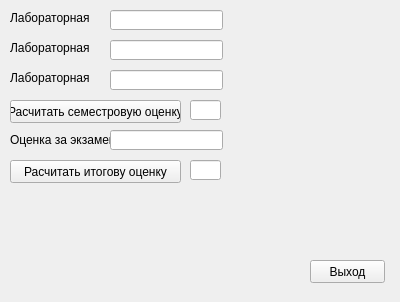
This is mainwindow.ui in bsu-mmf-2k4g2019/lab-1-LeynadOrsvit as Qt 5 draws it before an edit. The edited form follows.
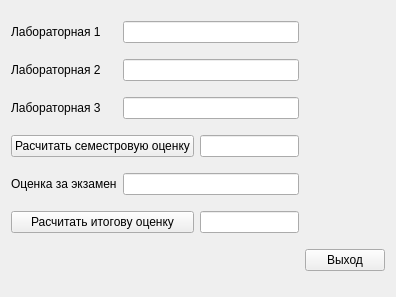
This is the edited form.

What changed in the file:
```diff
--- a/mainwindow.ui
+++ b/mainwindow.ui
@@ -9,168 +9,134 @@
    <rect>
     <x>0</x>
     <y>0</y>
-    <width>400</width>
-    <height>302</height>
+    <width>396</width>
+    <height>297</height>
    </rect>
   </property>
   <property name="windowTitle">
    <string>MainWindow</string>
   </property>
+  <property name="layoutDirection">
+   <enum>Qt::LeftToRight</enum>
+  </property>
   <property name="autoFillBackground">
    <bool>false</bool>
   </property>
   <widget class="QWidget" name="centralWidget">
-   <widget class="QPushButton" name="pushButton">
-    <property name="geometry">
-     <rect>
-      <x>310</x>
-      <y>260</y>
-      <width>75</width>
-      <height>23</height>
-     </rect>
-    </property>
-    <property name="text">
-     <string>Выход</string>
-    </property>
-   </widget>
+   <layout class="QGridLayout" name="gridLayout">
+    <item row="0" column="0">
    <widget class="QLabel" name="label">
-    <property name="geometry">
-     <rect>
-      <x>10</x>
-      <y>10</y>
-      <width>81</width>
-      <height>16</height>
-     </rect>
+      <property name="layoutDirection">
+       <enum>Qt::LeftToRight</enum>
     </property>
     <property name="text">
      <string>Лабораторная 1</string>
     </property>
    </widget>
+    </item>
+    <item row="0" column="1" colspan="2">
+     <widget class="QLineEdit" name="lineEdit">
+      <property name="layoutDirection">
+       <enum>Qt::LeftToRight</enum>
+      </property>
+     </widget>
+    </item>
+    <item row="1" column="0">
    <widget class="QLabel" name="label_2">
-    <property name="geometry">
-     <rect>
-      <x>10</x>
-      <y>40</y>
-      <width>81</width>
-      <height>16</height>
-     </rect>
+      <property name="layoutDirection">
+       <enum>Qt::LeftToRight</enum>
     </property>
     <property name="text">
      <string>Лабораторная 2</string>
     </property>
    </widget>
+    </item>
+    <item row="1" column="1" colspan="2">
+     <widget class="QLineEdit" name="lineEdit_2">
+      <property name="layoutDirection">
+       <enum>Qt::LeftToRight</enum>
+      </property>
+     </widget>
+    </item>
+    <item row="2" column="0">
    <widget class="QLabel" name="label_3">
-    <property name="geometry">
-     <rect>
-      <x>10</x>
-      <y>70</y>
-      <width>81</width>
-      <height>16</height>
-     </rect>
+      <property name="layoutDirection">
+       <enum>Qt::LeftToRight</enum>
     </property>
     <property name="text">
      <string>Лабораторная 3</string>
     </property>
    </widget>
-   <widget class="QLineEdit" name="lineEdit">
-    <property name="geometry">
-     <rect>
-      <x>110</x>
-      <y>10</y>
-      <width>113</width>
-      <height>20</height>
-     </rect>
-    </property>
-   </widget>
-   <widget class="QLineEdit" name="lineEdit_2">
-    <property name="geometry">
-     <rect>
-      <x>110</x>
-      <y>40</y>
-      <width>113</width>
-      <height>20</height>
-     </rect>
-    </property>
-   </widget>
+    </item>
+    <item row="2" column="1" colspan="2">
    <widget class="QLineEdit" name="lineEdit_3">
-    <property name="geometry">
-     <rect>
-      <x>110</x>
-      <y>70</y>
-      <width>113</width>
-      <height>20</height>
-     </rect>
-    </property>
-   </widget>
+      <property name="layoutDirection">
+       <enum>Qt::LeftToRight</enum>
+      </property>
+     </widget>
+    </item>
+    <item row="3" column="0" colspan="2">
    <widget class="QPushButton" name="pushButton_2">
-    <property name="geometry">
-     <rect>
-      <x>10</x>
-      <y>100</y>
-      <width>171</width>
-      <height>23</height>
-     </rect>
+      <property name="layoutDirection">
+       <enum>Qt::LeftToRight</enum>
     </property>
     <property name="text">
      <string>Расчитать семестровую оценку</string>
     </property>
    </widget>
+    </item>
+    <item row="3" column="2">
+     <widget class="QLineEdit" name="lineEdit_5">
+      <property name="layoutDirection">
+       <enum>Qt::LeftToRight</enum>
+      </property>
+     </widget>
+    </item>
+    <item row="4" column="0">
    <widget class="QLabel" name="label_4">
-    <property name="geometry">
-     <rect>
-      <x>10</x>
-      <y>130</y>
-      <width>101</width>
-      <height>20</height>
-     </rect>
+      <property name="layoutDirection">
+       <enum>Qt::LeftToRight</enum>
     </property>
     <property name="text">
      <string>Оценка за экзамен</string>
     </property>
    </widget>
+    </item>
+    <item row="4" column="1" colspan="2">
    <widget class="QLineEdit" name="lineEdit_4">
-    <property name="geometry">
-     <rect>
-      <x>110</x>
-      <y>130</y>
-      <width>113</width>
-      <height>20</height>
-     </rect>
-    </property>
-   </widget>
-   <widget class="QLineEdit" name="lineEdit_5">
-    <property name="geometry">
-     <rect>
-      <x>190</x>
-      <y>100</y>
-      <width>31</width>
-      <height>20</height>
-     </rect>
-    </property>
-   </widget>
+      <property name="layoutDirection">
+       <enum>Qt::LeftToRight</enum>
+      </property>
+     </widget>
+    </item>
+    <item row="5" column="0" colspan="2">
    <widget class="QPushButton" name="pushButton_3">
-    <property name="geometry">
-     <rect>
-      <x>10</x>
-      <y>160</y>
-      <width>171</width>
-      <height>23</height>
-     </rect>
+      <property name="layoutDirection">
+       <enum>Qt::LeftToRight</enum>
     </property>
     <property name="text">
      <string>Расчитать итогову оценку</string>
     </property>
    </widget>
+    </item>
+    <item row="5" column="2">
    <widget class="QLineEdit" name="lineEdit_6">
-    <property name="geometry">
-     <rect>
-      <x>190</x>
-      <y>160</y>
-      <width>31</width>
-      <height>20</height>
-     </rect>
-    </property>
-   </widget>
+      <property name="layoutDirection">
+       <enum>Qt::LeftToRight</enum>
+      </property>
+     </widget>
+    </item>
+    <item row="6" column="3">
+     <widget class="QPushButton" name="pushButton">
+      <property name="layoutDirection">
+       <enum>Qt::LeftToRight</enum>
+      </property>
+      <property name="text">
+       <string>Выход</string>
+      </property>
+     </widget>
+    </item>
+   </layout>
   </widget>
  </widget>
  <layoutdefault spacing="6" margin="11"/>
```
Lines whose indentation alone changed are shown as unchanged.
